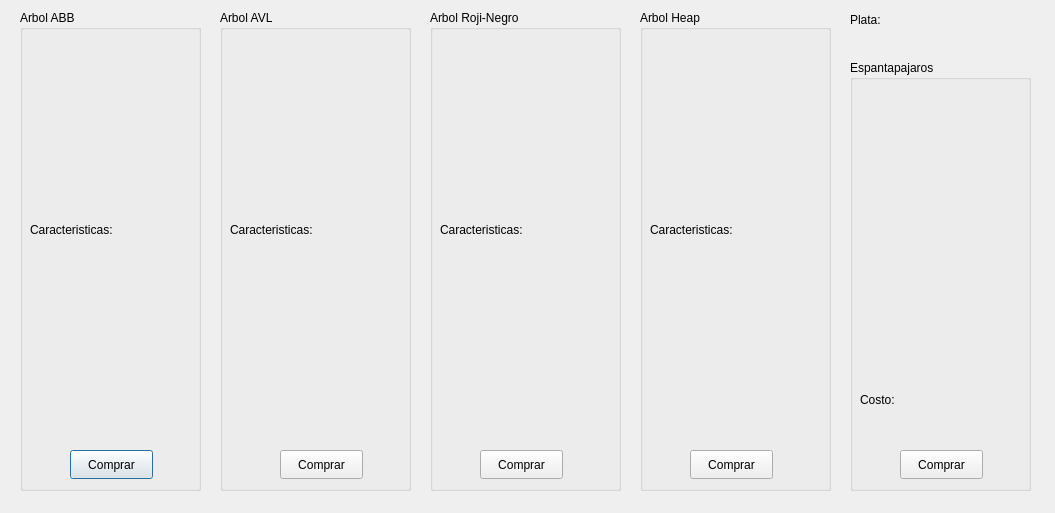
Above: mercado.ui from Josue-Echeverria/ProyectoED2 before the change. Below: the same form after it.
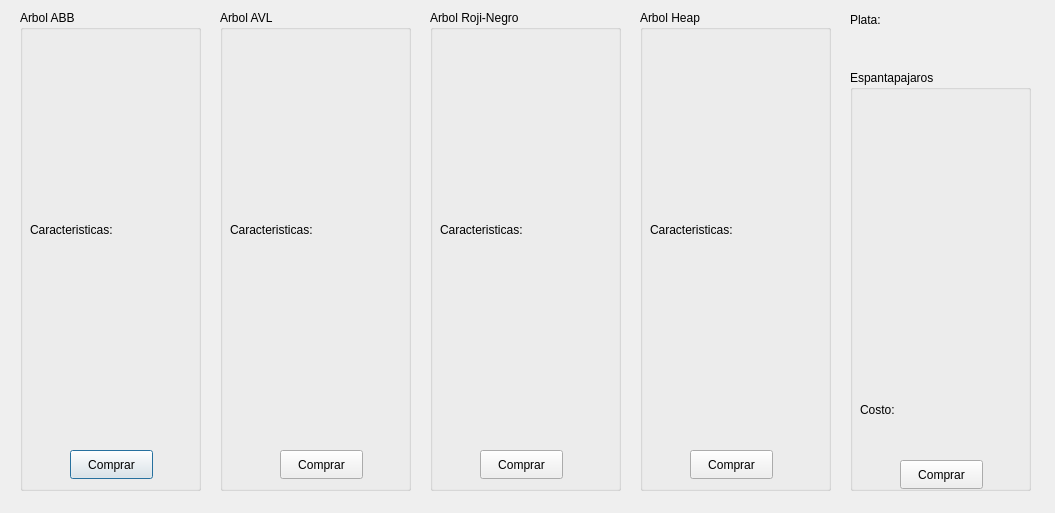
That is the form after the change.

What changed in the file:
```diff
--- a/mercado.ui
+++ b/mercado.ui
@@ -289,9 +289,9 @@
    <property name="geometry">
     <rect>
      <x>850</x>
-     <y>60</y>
+     <y>70</y>
      <width>181</width>
-     <height>431</height>
+     <height>421</height>
     </rect>
    </property>
    <property name="title">
```
Left out of the diff: 13 changed lines with no effect on the pictures.
